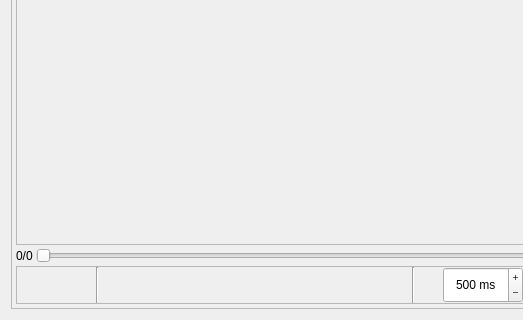
The window that View/simulationtab.ui (TheLinthus/MPSoC-Simulator) describes before a commit, drawn with Qt 5; both pictures show x 0 to 523 and y 191 to 511 of the 810 by 511 pixel window.
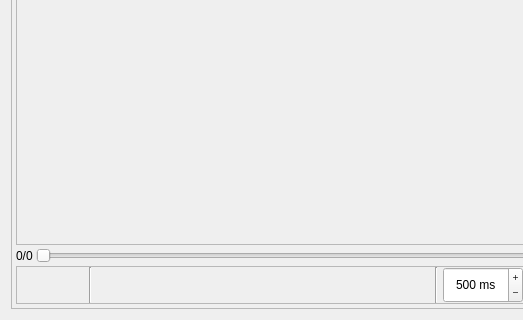
The same window after the commit. Icons and pictures are not drawn.

```diff
--- a/View/simulationtab.ui
+++ b/View/simulationtab.ui
@@ -177,11 +177,21 @@
          <item>
           <widget class="Line" name="line">
            <property name="sizePolicy">
-            <sizepolicy hsizetype="Minimum" vsizetype="Minimum">
+            <sizepolicy hsizetype="Maximum" vsizetype="Minimum">
              <horstretch>0</horstretch>
              <verstretch>0</verstretch>
             </sizepolicy>
            </property>
+           <property name="maximumSize">
+            <size>
+             <width>2</width>
+             <height>16777215</height>
+            </size>
+           </property>
+           <property name="styleSheet">
+            <string notr="true">border-left: 1px solid #444;
+border-right: 1px solid #777;</string>
+           </property>
            <property name="orientation">
             <enum>Qt::Vertical</enum>
            </property>
@@ -320,11 +330,21 @@
          <item>
           <widget class="Line" name="line_2">
            <property name="sizePolicy">
-            <sizepolicy hsizetype="Minimum" vsizetype="Minimum">
+            <sizepolicy hsizetype="Maximum" vsizetype="Minimum">
              <horstretch>0</horstretch>
              <verstretch>0</verstretch>
             </sizepolicy>
            </property>
+           <property name="maximumSize">
+            <size>
+             <width>2</width>
+             <height>16777215</height>
+            </size>
+           </property>
+           <property name="styleSheet">
+            <string notr="true">border-left: 1px solid #444;
+border-right: 1px solid #777;</string>
+           </property>
            <property name="orientation">
             <enum>Qt::Vertical</enum>
            </property>
```
